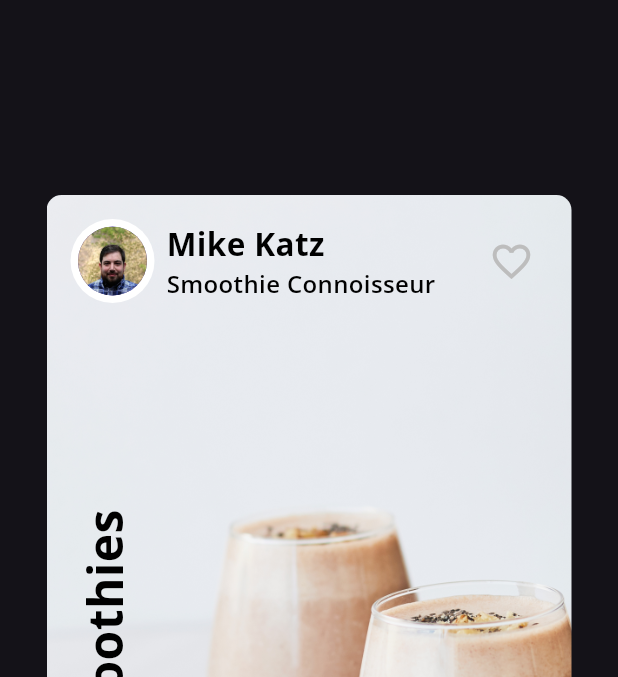
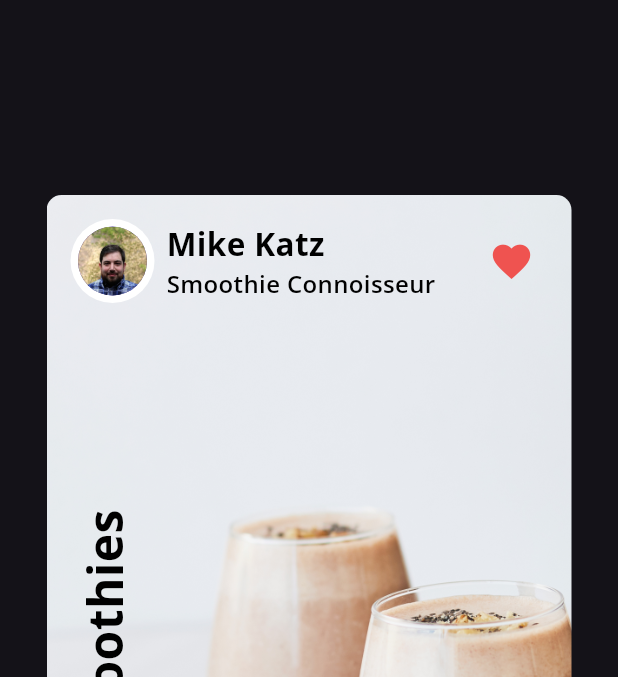
Before and after one commit to rood-red/FooderlichApp, a Flutter app: the screen it shows after launch, item 2 of the bottom bar chosen, after a tap on the "favorite outline" icon, on a phone screen of 412 x 824 dp, the part 84-761 px from its top. Run offline on Flutter 3.47's test engine with Material 3 defaults, Android fonts, the phone set to English and light mode, and no system bars; our stand-ins replace google_fonts.

Commit message:
Update author_card.dart

```diff
--- a/lib/author_card.dart
+++ b/lib/author_card.dart
@@ -2,18 +2,25 @@ import 'package:flutter/material.dart';
 import 'fooderlich_theme.dart';
 import 'circle_image.dart';
 
-class AuthorCard extends StatelessWidget {
-  // 1
+class AuthorCard extends StatefulWidget {
   final String authorName;
   final String title;
   final ImageProvider? imageProvider;
+
   const AuthorCard({
-    super.key,
+    Key? key,
     required this.authorName,
     required this.title,
     this.imageProvider,
-  });
-  // 2
+  }) : super(key: key);
+
+  @override
+  _AuthorCardState createState() => _AuthorCardState();
+}
+
+class _AuthorCardState extends State<AuthorCard> {
+  bool isFavoritePressed = false;
+
   @override
   Widget build(BuildContext context) {
     return Container(
@@ -21,41 +28,41 @@ class AuthorCard extends StatelessWidget {
       child: Row(
         mainAxisAlignment: MainAxisAlignment.spaceBetween,
         children: [
-          // 1
           Row(
             children: [
               CircleImage(
-                imageProvider: imageProvider,
+                imageProvider: widget.imageProvider,
                 imageRadius: 28,
               ),
-              // 2
               const SizedBox(width: 8),
-              // 3
               Column(
                 crossAxisAlignment: CrossAxisAlignment.start,
                 children: [
                   Text(
-                    authorName,
+                    widget.authorName,
                     style: FooderlichTheme.lightTextTheme.headline2,
                   ),
                   Text(
-                    title,
+                    widget.title,
                     style: FooderlichTheme.lightTextTheme.headline3,
-                  )
+                  ),
                 ],
               ),
             ],
           ),
           IconButton(
-              // 4
-              icon: const Icon(Icons.favorite_border),
-              iconSize: 30,
-              color: Colors.grey[400],
-              // 5
-              onPressed: () {
-                const snackBar = SnackBar(content: Text('Favorite Pressed'));
-                ScaffoldMessenger.of(context).showSnackBar(snackBar);
-              }),
+            icon: Icon(isFavoritePressed ? Icons.favorite :
+             Icons.favorite_border),
+            iconSize: 30,
+            color: Colors.red[400],
+            onPressed: () {
+              setState(() {
+                isFavoritePressed = !isFavoritePressed;
+              });
+              final snackBar = SnackBar(content: Text('Favorite Pressed'));
+              ScaffoldMessenger.of(context).showSnackBar(snackBar);
+            },
+          ),
         ],
       ),
     );
```
